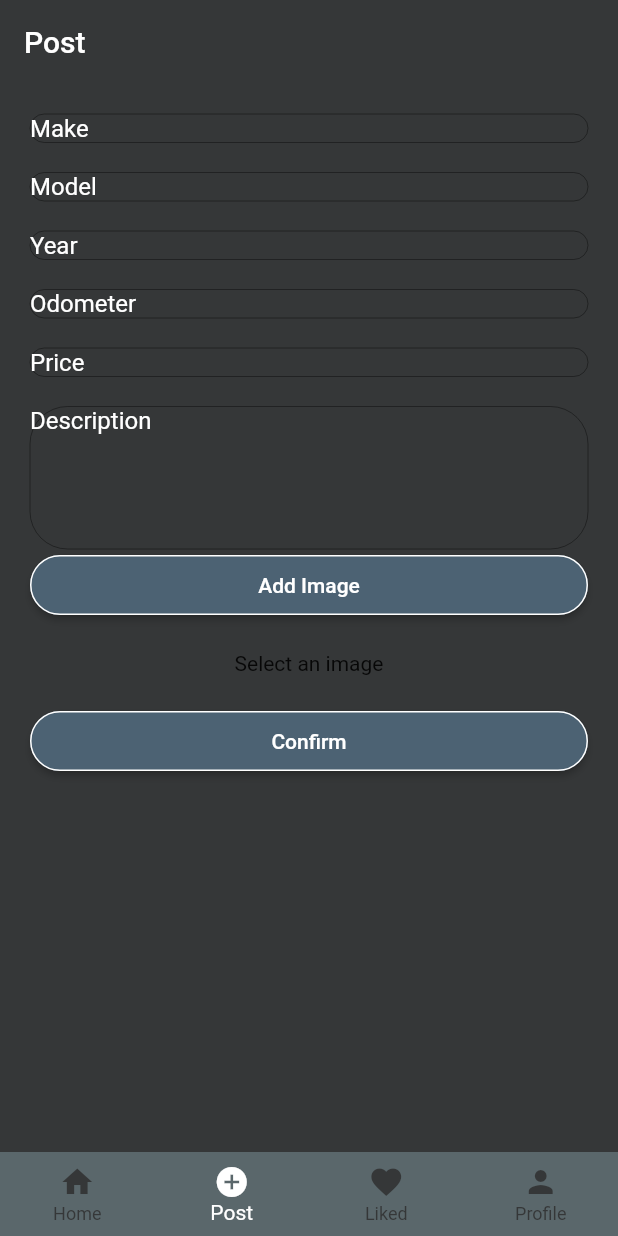
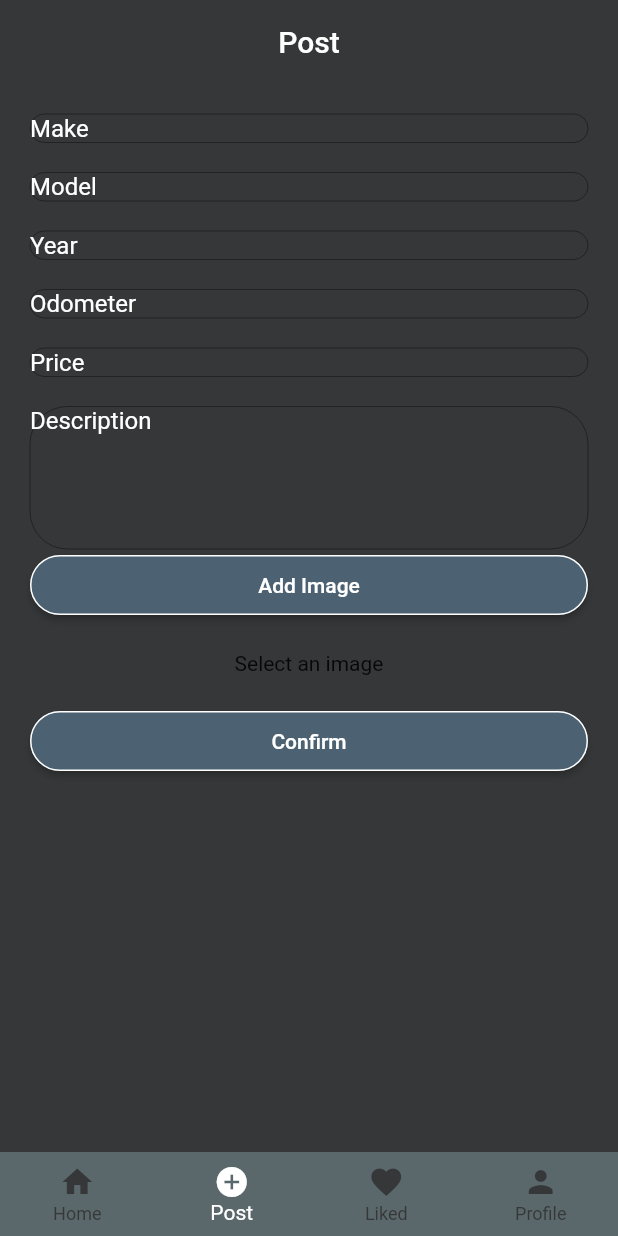
Before and after one commit to domtom1126/stick_testing, a Flutter app: the screen it shows after launch, item 2 of the bottom bar chosen, after a tap on "Add Image", on a phone screen of 412 x 824 dp. Run offline on Flutter 3.47's test engine with Material 2 defaults, Android fonts, the phone set to English and light mode, and no system bars; our stand-ins replace bloc, cloud_firestore, currency_text_input_formatter, firebase_auth, firebase_core, firebase_storage and 5 more; accounts and stored records are empty.

Commit message:
Removed nested widget. Causing formatting issues

```diff
--- a/lib/screens/post.dart
+++ b/lib/screens/post.dart
@@ -1,9 +1,7 @@
 import 'dart:io';
 
-import 'package:flutter/cupertino.dart';
 import 'package:flutter/material.dart';
 import 'package:flutter/services.dart';
-import 'package:flutter_bloc/flutter_bloc.dart';
 import 'package:hexcolor/hexcolor.dart';
 import 'package:image_picker/image_picker.dart';
 
@@ -35,19 +33,17 @@ class _PostState extends State<Post> {
   @override
   Widget build(BuildContext context) {
     return Scaffold(
+      appBar: AppBar(
+        title: Text('Post'),
+        centerTitle: true,
+      ),
       // resizeToAvoidBottomInset: false,
-      body: NestedScrollView(
-        headerSliverBuilder: (context, innerBoxIsScrolled) => [
-          SliverAppBar(
-            title: Text('Post'),
-          )
-        ],
       body: Padding(
         padding: const EdgeInsets.all(20.0),
         child: Form(
           key: _formKey,
           child: ListView(
-              children: [
+            children: <Widget>[
               textInputField('Make', _makeController, TextInputType.text,
                   'Enter make', 20, 1),
               const SizedBox(height: 20),
@@ -87,14 +83,7 @@ class _PostState extends State<Post> {
               textInputField('Description', _descriptionController,
                   TextInputType.text, 'Enter description', 200, 5),
               ElevatedButton(
-                    onPressed: () async {
-                      final _imagePicker = ImagePicker();
-                      final pickedImage = await _imagePicker.pickImage(
-                          source: ImageSource.gallery);
-                      final imageTemp = File(pickedImage!.path);
-                      setState(() => this.pickedImage = imageTemp);
-                    },
-                    child: const Text('Add Image')),
+                  onPressed: pickImage, child: const Text('Add Image')),
               const SizedBox(height: 20),
               pickedImage != null
                   ? Image.file(pickedImage!, height: 200, width: 200)
@@ -128,7 +117,6 @@ class _PostState extends State<Post> {
           ),
         ),
       ),
-      ),
     );
   }
 }
```
Lines whose indentation alone changed are shown as unchanged.
